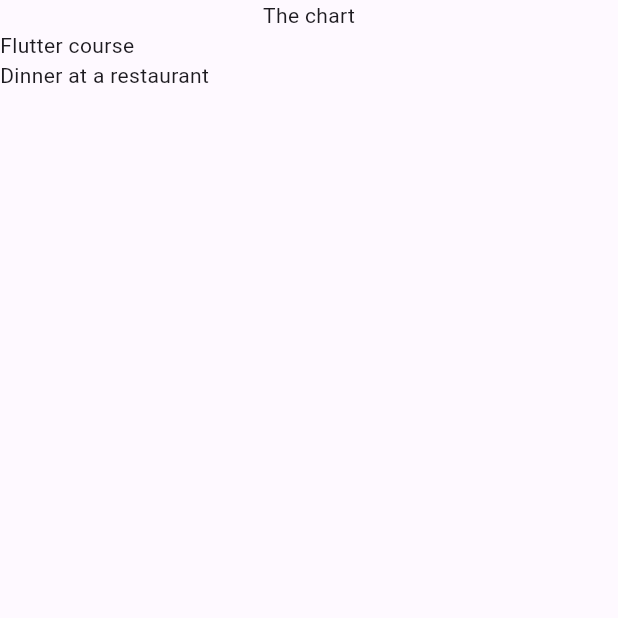
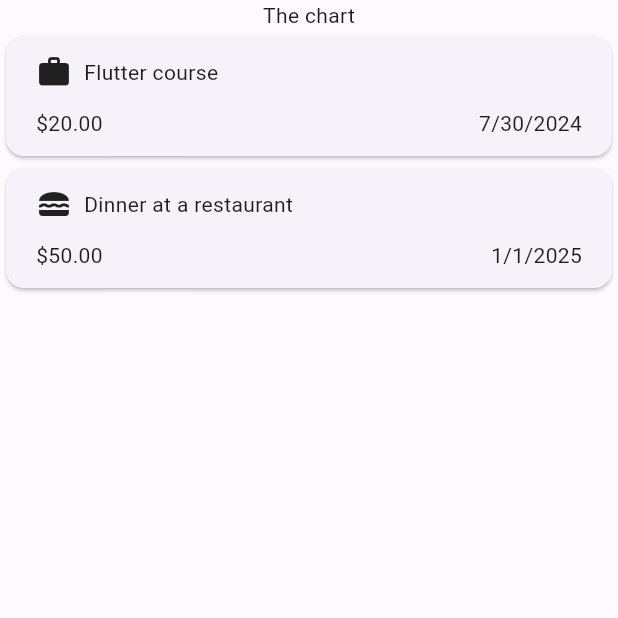
Before and after one commit to alexbibig/expense_tracker, a Flutter app: the screen it shows after launch, on a phone screen of 412 x 824 dp, the top half of it. Run offline on Flutter 3.47's test engine with Material 3 defaults, Android fonts, the phone set to English and light mode, and no system bars.

Commit message:
created list item, learned date formatting

```diff
--- a/lib/main.dart
+++ b/lib/main.dart
@@ -1,4 +1,4 @@
-import 'package:expense_tracker/app.dart';
+import 'package:expense_tracker/widgets/app.dart';
 import 'package:flutter/material.dart';
 
 void main() {
--- a/lib/models/expense.dart
+++ b/lib/models/expense.dart
@@ -1,8 +1,18 @@
+import 'package:flutter/material.dart';
+import 'package:intl/intl.dart';
 import 'package:uuid/uuid.dart';
+
+final formatter = DateFormat().add_yMd();
 
 const uuid = Uuid();
 
 enum Category { food, travel, work }
+
+const categoryIcons = {
+  Category.food: Icons.lunch_dining,
+  Category.travel: Icons.flight_takeoff,
+  Category.work: Icons.work,
+};
 
 class Expense {
   Expense({
@@ -17,4 +27,8 @@ class Expense {
   final double amount;
   final DateTime date;
   final Category category;
+
+  String get formattedDate {
+    return formatter.format(date);
+  }
 }
--- a/lib/app.dart
+++ b/lib/widgets/app.dart
@@ -1,4 +1,4 @@
-import 'package:expense_tracker/expenses_list.dart';
+import 'package:expense_tracker/widgets/expenses_list/expenses_list.dart';
 import 'package:expense_tracker/models/expense.dart';
 import 'package:flutter/material.dart';
 
--- /dev/null
+++ b/lib/widgets/expenses_list/expense_item.dart
@@ -0,0 +1,39 @@
+import 'package:expense_tracker/models/expense.dart';
+import 'package:flutter/material.dart';
+
+class ExpenseItem extends StatelessWidget {
+  const ExpenseItem(this.expense, {super.key});
+
+  final Expense expense;
+
+  @override
+  Widget build(BuildContext context) {
+    return Card(
+      child: Padding(
+        padding: const EdgeInsets.symmetric(
+          vertical: 12,
+          horizontal: 20,
+        ),
+        child: Column(
+          children: [
+            Row(
+              children: [
+                Icon(categoryIcons[expense.category]),
+                const SizedBox(width: 8),
+                Text(expense.title),
+              ],
+            ),
+            const SizedBox(height: 12),
+            Row(
+              children: [
+                Text('\$${expense.amount.toStringAsFixed(2)}'),
+                const Spacer(),
+                Text(expense.formattedDate),
+              ],
+            )
+          ],
+        ),
+      ),
+    );
+  }
+}
--- a/lib/expenses_list.dart
+++ b/lib/widgets/expenses_list/expenses_list.dart
@@ -1,4 +1,5 @@
 import 'package:expense_tracker/models/expense.dart';
+import 'package:expense_tracker/widgets/expenses_list/expense_item.dart';
 import 'package:flutter/material.dart';
 
 class ExpensesList extends StatelessWidget {
@@ -10,7 +11,7 @@ class ExpensesList extends StatelessWidget {
   Widget build(BuildContext context) {
     return ListView.builder(
       itemCount: data.length,
-      itemBuilder: (ctx, index) => Text(data[index].title),
+      itemBuilder: (ctx, index) => ExpenseItem(data[index]),
     );
   }
 }
--- a/pubspec.yaml
+++ b/pubspec.yaml
@@ -9,6 +9,7 @@ environment:
 dependencies:
   flutter:
     sdk: flutter
+  intl: ^0.19.0
   uuid: ^4.4.2
 
 dev_dependencies:
```
Also changed, not shown: pubspec.lock.
